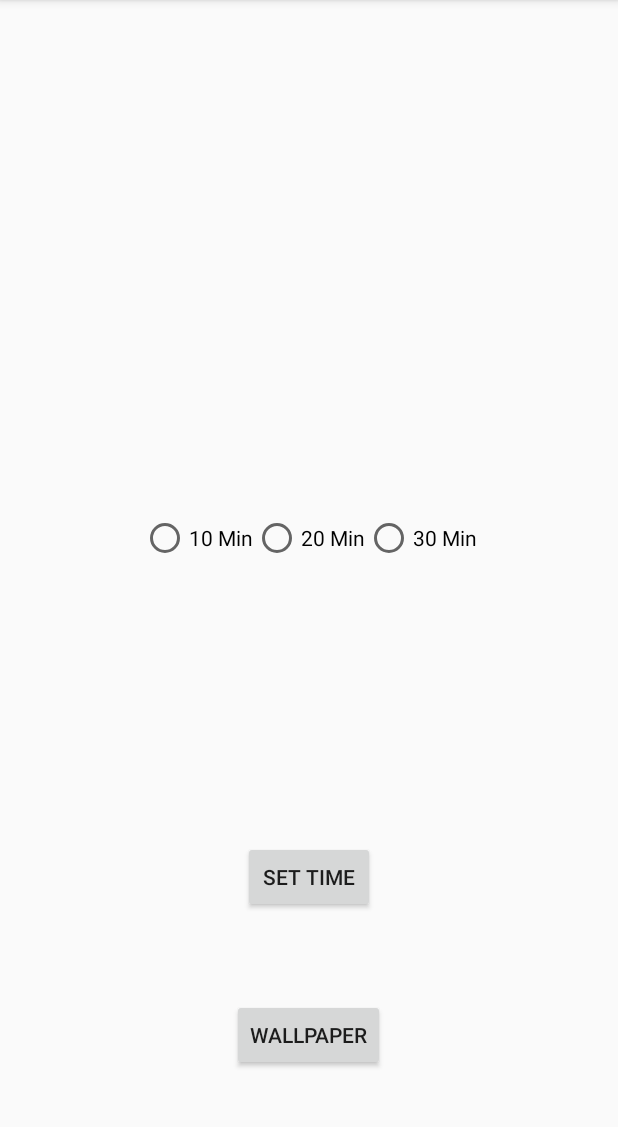
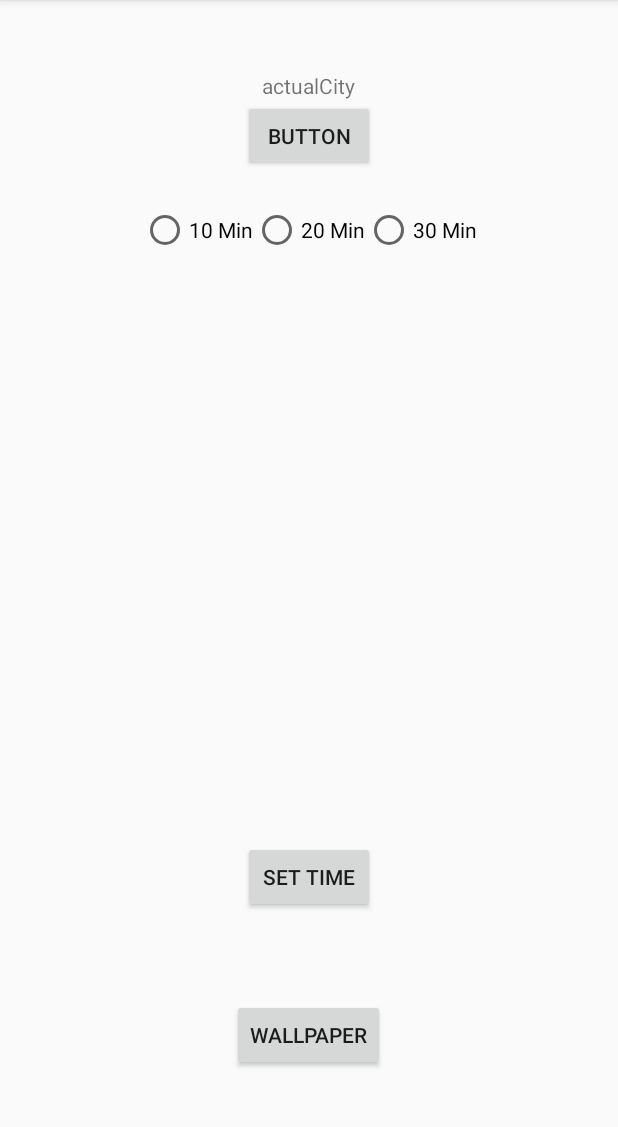
Before and after one commit to JoaoVictorBarbosa/ProjetoPDM, an Android app: the screen it shows after launch (MainActivity), after a tap on "WALLPAPER", on a phone screen of 412 x 824 dp, the part 84-1211 px from its top. Run offline under Robolectric (Android 15) with nearby library versions, the phone set to English and light mode, and no system bars.

Commit message:
Dados GPS Funcionando

```diff
--- a/app/src/main/AndroidManifest.xml
+++ b/app/src/main/AndroidManifest.xml
@@ -2,8 +2,8 @@
 <manifest xmlns:android="http://schemas.android.com/apk/res/android"
     package="victorpc.projetopdm">
 
-    <uses-permission android:name="android.permission.SET_WALLPAPER" >
-    </uses-permission>
+    <uses-permission android:name="android.permission.SET_WALLPAPER" />
+    <uses-permission android:name="android.permission.ACCESS_FINE_LOCATION" />
 
     <application
         android:allowBackup="true"
--- a/app/src/main/java/victorpc/projetopdm/MainActivity.java
+++ b/app/src/main/java/victorpc/projetopdm/MainActivity.java
@@ -1,32 +1,80 @@
 package victorpc.projetopdm;
 
+import java.io.IOException;
+import java.util.List;
+import java.util.Locale;
+
+import android.Manifest;
+import android.app.Activity;
+import android.app.AlertDialog;
+import android.content.ContentResolver;
+import android.content.Context;
+import android.content.DialogInterface;
+import android.content.Intent;
+import android.content.pm.ActivityInfo;
+import android.content.pm.PackageManager;
+import android.location.Address;
+import android.location.Geocoder;
+import android.location.Location;
+import android.location.LocationListener;
+import android.location.LocationManager;
+import android.annotation.SuppressLint;
 import android.app.WallpaperManager;
+import android.provider.Settings;
+import android.support.v4.app.ActivityCompat;
 import android.support.v7.app.AppCompatActivity;
 import android.os.Bundle;
 import android.view.View;
 import android.widget.Button;
+import android.widget.EditText;
 import android.widget.RadioButton;
 import android.widget.RadioGroup;
+import android.widget.TextView;
 import android.widget.Toast;
 
 import java.io.IOException;
 
 public class MainActivity extends AppCompatActivity {
 
+    String cityName = null;
+    String longitude = null;
+    String latitude = null;
+    private LocationManager locationManager = null;
+    private Boolean flag = false;
+    TextView cidadeAtual;
+
     RadioGroup radioGroup;
-    RadioButton radioSexButton;
     Integer contador = 1;
 
     @Override
     protected void onCreate(Bundle savedInstanceState) {
         super.onCreate(savedInstanceState);
         setContentView(R.layout.activity_main);
+        locationManager = (LocationManager) MainActivity.this.getSystemService(Context.LOCATION_SERVICE);
+        if (ActivityCompat.checkSelfPermission(this, Manifest.permission.ACCESS_FINE_LOCATION) != PackageManager.PERMISSION_GRANTED && ActivityCompat.checkSelfPermission(this, Manifest.permission.ACCESS_COARSE_LOCATION) != PackageManager.PERMISSION_GRANTED) {
+            // TODO: Consider calling
+            //    ActivityCompat#requestPermissions
+            // here to request the missing permissions, and then overriding
+            //   public void onRequestPermissionsResult(int requestCode, String[] permissions,
+            //                                          int[] grantResults)
+            // to handle the case where the user grants the permission. See the documentation
+            // for ActivityCompat#requestPermissions for more details.
+            return;
+        }
+
+        locationManager.requestLocationUpdates(LocationManager.GPS_PROVIDER, 1000, 10, MyLocationListener);
+
+
+        cidadeAtual = (TextView) findViewById(R.id.cityView);
 
         radioGroup = (RadioGroup) findViewById(R.id.radioButtonGroup);
 
         Button botao1 = (Button) findViewById(R.id.set_time);
 
         Button botao2 = (Button) findViewById(R.id.set_wallpaper);
+
+        Button botao3 = (Button) findViewById(R.id.button);
+
 
         botao1.setOnClickListener(new View.OnClickListener() {
             @Override
@@ -41,10 +89,14 @@ public class MainActivity extends AppCompatActivity {
         });
 
         botao2.setOnClickListener(new View.OnClickListener() {
+            //Os métodos de setResource podem receber as imagens porém ele ainda dá a warning mesmo assim
+            @SuppressLint("ResourceType")
             @Override
             public void onClick(View view) {
                 WallpaperManager myWallpaperManager = WallpaperManager
                         .getInstance(MainActivity.this);
+                flag = displayGpsStatus();
+                if(flag){
                 if (contador == 1){
                     contador++;
                     try {
@@ -71,8 +123,82 @@ public class MainActivity extends AppCompatActivity {
                         // TODO Auto-generated catch block
                     }
                 }
+                } else {
+                    Toast.makeText(MainActivity.this,
+                            "GPS NOT ACTIVATED", Toast.LENGTH_SHORT)
+                            .show();
+                }
             }
         });
 
     }
-}
+
+    //Pegar as Coordenadas pelo GPS
+   private final LocationListener MyLocationListener = new LocationListener() {
+        @Override
+        public void onLocationChanged(Location loc) {
+
+            longitude = "Longitude: " +loc.getLongitude();
+            latitude = "Latitude: " +loc.getLatitude();
+
+           //Pega Nome da Cidade pelas coordenadas
+            Geocoder gcd = new Geocoder(getBaseContext(),
+                    Locale.getDefault());
+            List<Address>  addresses;
+            try {
+                addresses = gcd.getFromLocation(loc.getLatitude(), loc
+                        .getLongitude(), 1);
+                if (addresses.size() > 0) {
+                    cityName = addresses.get(0).getLocality();
+                } else {
+                    Toast.makeText(MainActivity.this, "Not Locale", Toast.LENGTH_SHORT).show();
+                }
+            } catch (IOException e) {
+                e.printStackTrace();
+            }
+
+            runOnUiThread(new Runnable() {
+                @Override
+                public void run() {
+                    cidadeAtual.setText(cityName);
+                    Toast.makeText(MainActivity.this, "GPS Provider update", Toast.LENGTH_SHORT).show();
+                }
+            });
+
+        }
+
+        @Override
+        public void onStatusChanged(String s, int i, Bundle bundle) {
+
+        }
+
+        @Override
+        public void onProviderEnabled(String s) {
+
+        }
+
+        @Override
+        public void onProviderDisabled(String s) {
+
+        }
+    };
+    //Verificar se o GPS ta ativo ou não
+    private Boolean displayGpsStatus() {
+        ContentResolver contentResolver = getBaseContext()
+                .getContentResolver();
+        boolean gpsStatus = Settings.Secure
+                .isLocationProviderEnabled(contentResolver,
+                        LocationManager.GPS_PROVIDER);
+        if (gpsStatus) {
+            return true;
+
+        } else {
+            return false;
+        }
+    }
+
+    public void toggleGPSUpdates(View view) {
+            locationManager.requestLocationUpdates(
+                    LocationManager.GPS_PROVIDER, 2 * 60 * 1000, 10, MyLocationListener);
+        }
+    }
--- a/app/src/main/res/layout/activity_main.xml
+++ b/app/src/main/res/layout/activity_main.xml
@@ -11,11 +11,11 @@
         android:id="@+id/radioButtonGroup"
         android:layout_width="wrap_content"
         android:layout_height="wrap_content"
-        android:orientation="horizontal"
+        android:layout_alignParentTop="true"
+        android:layout_centerHorizontal="true"
+        android:layout_marginTop="137dp"
         android:baselineAligned="false"
-        android:layout_above="@+id/set_time"
-        android:layout_centerHorizontal="true"
-        android:layout_marginBottom="186dp">
+        android:orientation="horizontal">
 
         <RadioButton
             android:id="@+id/radioButton1"
@@ -71,5 +71,23 @@
         android:layout_centerHorizontal="true"
         android:layout_marginBottom="57dp" />
 
+    <TextView
+        android:id="@+id/cityView"
+        android:layout_width="wrap_content"
+        android:layout_height="wrap_content"
+        android:layout_alignParentTop="true"
+        android:layout_centerHorizontal="true"
+        android:layout_marginTop="47dp"
+        android:text="actualCity"/>
+
+    <Button
+        android:id="@+id/button"
+        android:layout_width="wrap_content"
+        android:layout_height="wrap_content"
+        android:layout_alignEnd="@+id/set_time"
+        android:layout_below="@+id/cityView"
+        android:onClick="toggleGPSUpdates"
+        android:text="Button" />
+
 
 </RelativeLayout>
```
